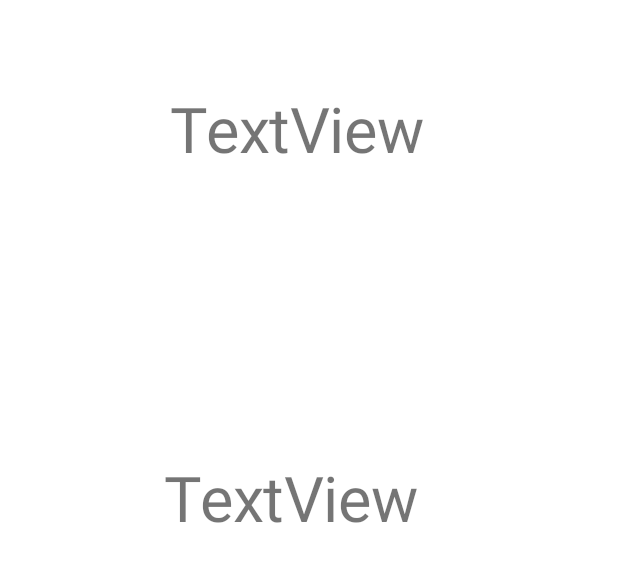
After one commit to WSU-4110/GymBuddy, an Android app: the layout matching.xml on its own in the app's theme, with its tools: preview values and no code run, on a phone screen of 412 x 824 dp. The commit adds this screen. Shown: the top 562 px of the screen. Run offline under Robolectric (Android 15) with nearby library versions, the phone set to English and light mode, and no system bars; Roboto replaces fonts that are not available here.

```diff
--- /dev/null
+++ b/app/src/main/res/layout/matching.xml
@@ -0,0 +1,35 @@
+<?xml version="1.0" encoding="utf-8"?>
+<androidx.constraintlayout.widget.ConstraintLayout xmlns:android="http://schemas.android.com/apk/res/android"
+    xmlns:app="http://schemas.android.com/apk/res-auto"
+    xmlns:tools="http://schemas.android.com/tools"
+    android:layout_width="match_parent"
+    android:layout_height="match_parent"
+    tools:context=".Matching">
+
+    <TextView
+        android:id="@+id/textView4"
+        android:layout_width="wrap_content"
+        android:layout_height="wrap_content"
+        android:layout_marginTop="75dp"
+        android:layout_marginEnd="16dp"
+        android:scaleX="3"
+        android:scaleY="3"
+        android:text="TextView"
+        android:visibility="visible"
+        app:layout_constraintEnd_toEndOf="parent"
+        app:layout_constraintStart_toStartOf="parent"
+        app:layout_constraintTop_toTopOf="parent" />
+
+    <TextView
+        android:id="@+id/textView5"
+        android:layout_width="wrap_content"
+        android:layout_height="wrap_content"
+        android:layout_marginStart="166dp"
+        android:layout_marginTop="321dp"
+        android:scaleX="3"
+        android:scaleY="3"
+        android:text="TextView"
+        android:visibility="visible"
+        app:layout_constraintStart_toStartOf="parent"
+        app:layout_constraintTop_toTopOf="parent" />
+</androidx.constraintlayout.widget.ConstraintLayout>
```
Also changed, not shown: app/src/main/java/com/company/authenticatorapp/MainActivity.java (+17 -4 lines), app/src/main/java/com/company/authenticatorapp/Matching.java (+43 -2 lines), app/src/main/res/layout/activity_main.xml (+10 -0 lines).
